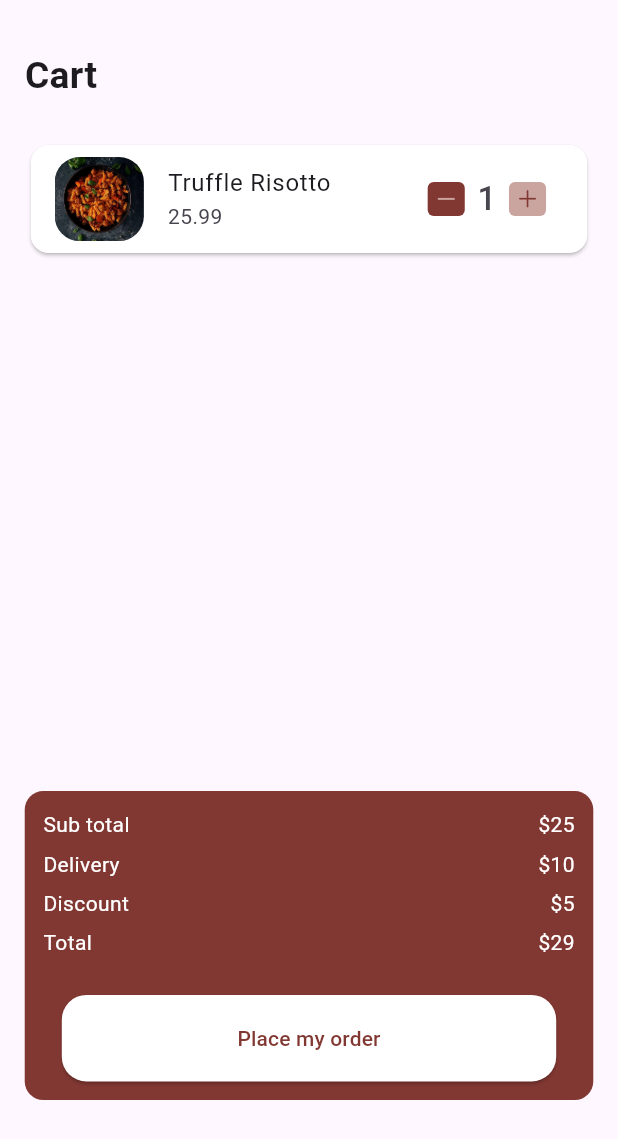
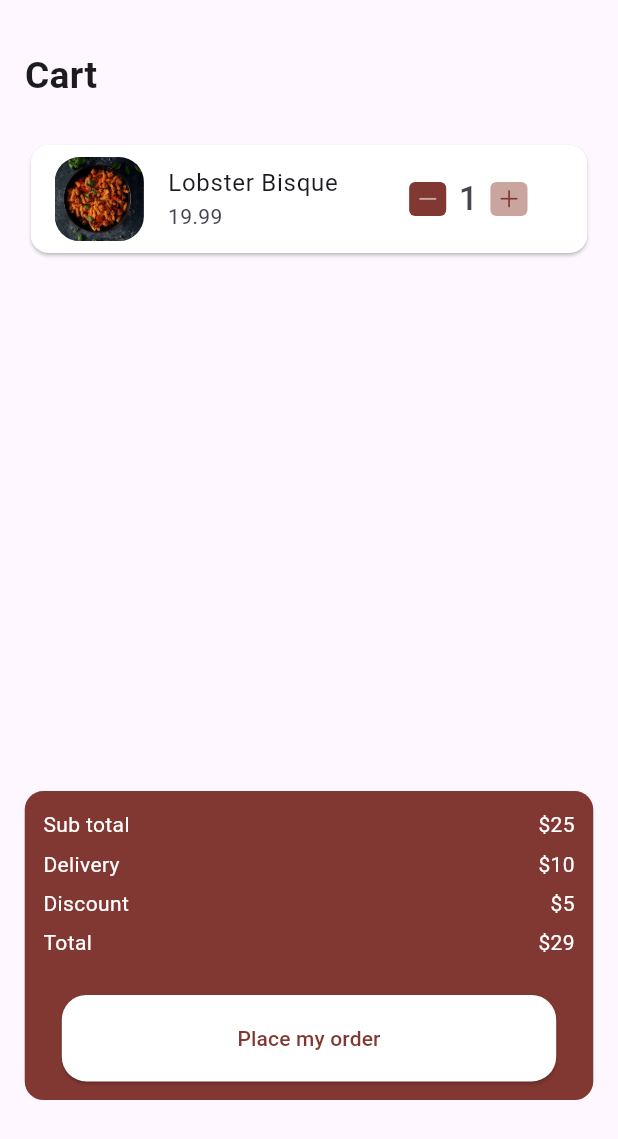
Before and after one commit to LeenAlsous/restaurants_ui, a Flutter app: the CartPage screen opened directly, on a phone screen of 412 x 824 dp. Shown: the top 1139 px of the screen. Run offline on Flutter 3.47's test engine with Material 3 defaults, Android fonts, the phone set to English and light mode, and no system bars; our stand-ins replace flutter_secure_storage, persistent_bottom_nav_bar_v2, shared_preferences, sizer; accounts and stored records are empty.

Commit message:
fix: shared prefernces ids collision error

```diff
--- a/lib/dummy_data/restaurants_dummy_info.dart
+++ b/lib/dummy_data/restaurants_dummy_info.dart
@@ -11,12 +11,12 @@ const restaurants = [
     rating: '4.8',
     tag: 'Fresh',
     items: [
-      MenuItem('1', 'Truffle Risotto', '25.99', 'assets/pasta.jpeg'),
-      MenuItem('2', 'Filet Mignon', '39.99', 'assets/pasta.jpeg'),
-      MenuItem('3', 'Lobster Bisque', '19.99', 'assets/pasta.jpeg'),
-      MenuItem('4', 'Duck Confit', '28.99', 'assets/pasta.jpeg'),
-      MenuItem('5', 'Chocolate Soufflé', '12.99', 'assets/pasta.jpeg'),
-      MenuItem('6', 'Wine Pairing', '15.99', 'assets/pasta.jpeg'),
+      MenuItem('1.1', 'Truffle Risotto', '25.99', 'assets/pasta.jpeg'),
+      MenuItem('1.2', 'Filet Mignon', '39.99', 'assets/pasta.jpeg'),
+      MenuItem('1.3', 'Lobster Bisque', '19.99', 'assets/pasta.jpeg'),
+      MenuItem('1.4', 'Duck Confit', '28.99', 'assets/pasta.jpeg'),
+      MenuItem('1.5', 'Chocolate Soufflé', '12.99', 'assets/pasta.jpeg'),
+      MenuItem('1.6', 'Wine Pairing', '15.99', 'assets/pasta.jpeg'),
     ],
   ),
   RestaurantInfo(
@@ -28,12 +28,12 @@ const restaurants = [
     rating: '4.5',
     tag: 'Popular',
     items: [
-      MenuItem('1', 'Margherita Pizza', '14.99', 'assets/pasta.jpeg'),
-      MenuItem('2', 'Pepperoni Pizza', '16.99', 'assets/pasta.jpeg'),
-      MenuItem('3', 'BBQ Chicken Pizza', '18.99', 'assets/pasta.jpeg'),
-      MenuItem('4', 'Veggie Supreme Pizza', '15.99', 'assets/pasta.jpeg'),
-      MenuItem('5', 'Hawaiian Pizza', '17.99', 'assets/pasta.jpeg'),
-      MenuItem('6', 'Cheese Breadsticks', '8.99', 'assets/pasta.jpeg'),
+      MenuItem('2.1', 'Margherita Pizza', '14.99', 'assets/pasta.jpeg'),
+      MenuItem('2.2', 'Pepperoni Pizza', '16.99', 'assets/pasta.jpeg'),
+      MenuItem('2.3', 'BBQ Chicken Pizza', '18.99', 'assets/pasta.jpeg'),
+      MenuItem('2.4', 'Veggie Supreme Pizza', '15.99', 'assets/pasta.jpeg'),
+      MenuItem('2.5', 'Hawaiian Pizza', '17.99', 'assets/pasta.jpeg'),
+      MenuItem('2.6', 'Cheese Breadsticks', '8.99', 'assets/pasta.jpeg'),
     ],
   ),
   RestaurantInfo(
@@ -45,12 +45,12 @@ const restaurants = [
     rating: '4.7',
     tag: 'Japanese',
     items: [
-      MenuItem('1', 'California Roll', '12.99', 'assets/pasta.jpeg'),
-      MenuItem('2', 'Spicy Tuna Roll', '14.99', 'assets/pasta.jpeg'),
-      MenuItem('3', 'Dragon Roll', '16.99', 'assets/pasta.jpeg'),
-      MenuItem('4', 'Salmon Sashimi', '19.99', 'assets/pasta.jpeg'),
-      MenuItem('5', 'Miso Soup', '5.99', 'assets/pasta.jpeg'),
-      MenuItem('6', 'Green Tea Ice Cream', '6.99', 'assets/pasta.jpeg'),
+      MenuItem('3.1', 'California Roll', '12.99', 'assets/pasta.jpeg'),
+      MenuItem('3.2', 'Spicy Tuna Roll', '14.99', 'assets/pasta.jpeg'),
+      MenuItem('3.3', 'Dragon Roll', '16.99', 'assets/pasta.jpeg'),
+      MenuItem('3.4', 'Salmon Sashimi', '19.99', 'assets/pasta.jpeg'),
+      MenuItem('3.5', 'Miso Soup', '5.99', 'assets/pasta.jpeg'),
+      MenuItem('3.6', 'Green Tea Ice Cream', '6.99', 'assets/pasta.jpeg'),
     ],
   ),
   RestaurantInfo(
@@ -62,12 +62,12 @@ const restaurants = [
     rating: '4.4',
     tag: 'Vegan',
     items: [
-      MenuItem('1', 'Grilled Vegetable Platter', '13.99', 'assets/pasta.jpeg'),
-      MenuItem('2', 'Vegan Burger', '11.99', 'assets/pasta.jpeg'),
-      MenuItem('3', 'Quinoa Salad', '10.99', 'assets/pasta.jpeg'),
-      MenuItem('4', 'Stuffed Peppers', '12.99', 'assets/pasta.jpeg'),
-      MenuItem('5', 'Vegan Chocolate Cake', '7.99', 'assets/pasta.jpeg'),
-      MenuItem('6', 'Fresh Juice', '5.99', 'assets/pasta.jpeg'),
+      MenuItem('4.1', 'Grilled Vegetable Platter', '13.99', 'assets/pasta.jpeg'),
+      MenuItem('4.2', 'Vegan Burger', '11.99', 'assets/pasta.jpeg'),
+      MenuItem('4.3', 'Quinoa Salad', '10.99', 'assets/pasta.jpeg'),
+      MenuItem('4.4', 'Stuffed Peppers', '12.99', 'assets/pasta.jpeg'),
+      MenuItem('4.5', 'Vegan Chocolate Cake', '7.99', 'assets/pasta.jpeg'),
+      MenuItem('4.6', 'Fresh Juice', '5.99', 'assets/pasta.jpeg'),
     ],
   ),
   RestaurantInfo(
@@ -79,12 +79,12 @@ const restaurants = [
     rating: '4.3',
     tag: 'Mexican',
     items: [
-      MenuItem('1', 'Chicken Taco', '3.99', 'assets/pasta.jpeg'),
-      MenuItem('2', 'Beef Taco', '4.49', 'assets/pasta.jpeg'),
-      MenuItem('3', 'Fish Taco', '4.99', 'assets/pasta.jpeg'),
-      MenuItem('4', 'Vegetarian Taco', '3.99', 'assets/pasta.jpeg'),
-      MenuItem('5', 'Churros', '5.49', 'assets/pasta.jpeg'),
-      MenuItem('6', 'Margarita', '7.99', 'assets/pasta.jpeg'),
+      MenuItem('5.1', 'Chicken Taco', '3.99', 'assets/pasta.jpeg'),
+      MenuItem('5.2', 'Beef Taco', '4.49', 'assets/pasta.jpeg'),
+      MenuItem('5.3', 'Fish Taco', '4.99', 'assets/pasta.jpeg'),
+      MenuItem('5.4', 'Vegetarian Taco', '3.99', 'assets/pasta.jpeg'),
+      MenuItem('5.5', 'Churros', '5.49', 'assets/pasta.jpeg'),
+      MenuItem('5.6', 'Margarita', '7.99', 'assets/pasta.jpeg'),
     ],
   ),
   RestaurantInfo(
@@ -96,12 +96,12 @@ const restaurants = [
     rating: '4.7',
     tag: 'Italian',
     items: [
-      MenuItem('1', 'Spaghetti Carbonara', '14.99', 'assets/pasta.jpeg'),
-      MenuItem('2', 'Fettuccine Alfredo', '13.99', 'assets/pasta.jpeg'),
-      MenuItem('3', 'Lasagna', '16.99', 'assets/pasta.jpeg'),
-      MenuItem('4', 'Pesto Penne', '13.99', 'assets/pasta.jpeg'),
-      MenuItem('5', 'Garlic Bread', '6.99', 'assets/pasta.jpeg'),
-      MenuItem('6', 'Tiramisu', '8.99', 'assets/pasta.jpeg'),
+      MenuItem('6.1', 'Spaghetti Carbonara', '14.99', 'assets/pasta.jpeg'),
+      MenuItem('6.2', 'Fettuccine Alfredo', '13.99', 'assets/pasta.jpeg'),
+      MenuItem('6.3', 'Lasagna', '16.99', 'assets/pasta.jpeg'),
+      MenuItem('6.4', 'Pesto Penne', '13.99', 'assets/pasta.jpeg'),
+      MenuItem('6.5', 'Garlic Bread', '6.99', 'assets/pasta.jpeg'),
+      MenuItem('6.6', 'Tiramisu', '8.99', 'assets/pasta.jpeg'),
     ],
   ),
   RestaurantInfo(
@@ -113,12 +113,12 @@ const restaurants = [
     rating: '4.9',
     tag: 'Bakery',
     items: [
-      MenuItem('1', 'Croissant', '2.99', 'assets/pasta.jpeg'),
-      MenuItem('2', 'Chocolate Chip Cookie', '1.49', 'assets/pasta.jpeg'),
-      MenuItem('3', 'Blueberry Muffin', '2.49', 'assets/pasta.jpeg'),
-      MenuItem('4', 'Cinnamon Roll', '3.49', 'assets/pasta.jpeg'),
-      MenuItem('5', 'Red Velvet Cupcake', '2.99', 'assets/pasta.jpeg'),
-      MenuItem('6', 'Cheesecake Slice', '4.99', 'assets/pasta.jpeg'),
+      MenuItem('7.1', 'Croissant', '2.99', 'assets/pasta.jpeg'),
+      MenuItem('7.2', 'Chocolate Chip Cookie', '1.49', 'assets/pasta.jpeg'),
+      MenuItem('7.3', 'Blueberry Muffin', '2.49', 'assets/pasta.jpeg'),
+      MenuItem('7.4', 'Cinnamon Roll', '3.49', 'assets/pasta.jpeg'),
+      MenuItem('7.5', 'Red Velvet Cupcake', '2.99', 'assets/pasta.jpeg'),
+      MenuItem('7.6', 'Cheesecake Slice', '4.99', 'assets/pasta.jpeg'),
     ],
   ),
 ];
--- a/lib/presentation/views/cart.dart
+++ b/lib/presentation/views/cart.dart
@@ -18,22 +18,22 @@ class _CartPageState extends State<CartPage> {
   @override
   void initState() {
     super.initState();
-    quantity = pref.getQuantity(restaurants[0].items[0].id);
+    quantity = pref.getQuantity(restaurants[0].items[2].id);
   }
 
   void increment() async {
-    int current = await pref.getQuantity(restaurants[0].items[0].id);
+    int current = await pref.getQuantity(restaurants[0].items[2].id);
     setState(() {
-      pref.setQuantity(restaurants[0].items[0].id, current + 1);
+      pref.setQuantity(restaurants[0].items[2].id, current + 1);
       quantity = Future.value(current + 1);
     });
   }
 
   void decrement() async {
-    int current = await pref.getQuantity(restaurants[0].items[0].id);
+    int current = await pref.getQuantity(restaurants[0].items[2].id);
     if (current > 1) {
       setState(() {
-        pref.setQuantity(restaurants[0].items[0].id, current - 1);
+        pref.setQuantity(restaurants[0].items[2].id, current - 1);
         quantity = Future.value(current - 1);
       });
     }
@@ -59,13 +59,13 @@ class _CartPageState extends State<CartPage> {
             Card(
               color: Colors.white,
               child: ListTile(
-                title: Text(restaurants[0].items[0].item),
-                subtitle: Text(restaurants[0].items[0].price),
+                title: Text(restaurants[0].items[2].item),
+                subtitle: Text(restaurants[0].items[2].price),
                 leading: ClipRRect(
                     borderRadius: BorderRadius.circular(4.w),
-                    child: Image.asset(restaurants[0].items[0].image)),
+                    child: Image.asset(restaurants[0].items[2].image)),
                 trailing: SizedBox(
-                  width: 20.w,
+                  width: 23.w,
                   child: Row(
                     children: [
                       GestureDetector(
--- a/lib/presentation/views/restaurant.dart
+++ b/lib/presentation/views/restaurant.dart
@@ -73,9 +73,7 @@ class _RestaurantPageState extends State<RestaurantPage> {
                                 child: Text(
                               widget.restaurant.tag,
                               style: TextStyle(
-                                      color: Theme
-                                          .of(context)
-                                          .primaryColor,
+                                  color: Theme.of(context).primaryColor,
                                   fontWeight: FontWeight.bold,
                                   fontSize: 12.sp),
                             )),
@@ -89,9 +87,7 @@ class _RestaurantPageState extends State<RestaurantPage> {
                                     MaterialStatePropertyAll(CircleBorder())),
                             onPressed: () {},
                             icon: Icon(Icons.location_on,
-                                color: Theme
-                                    .of(context)
-                                    .primaryColor,
+                                color: Theme.of(context).primaryColor,
                                 size: 25.sp),
                           ),
                           SizedBox(
@@ -105,29 +101,39 @@ class _RestaurantPageState extends State<RestaurantPage> {
                                       MaterialStatePropertyAll(CircleBorder())),
                               icon: FutureBuilder<bool>(
                                 future: pref.getFavorite(widget.restaurant.id),
-                                builder: (context, snapshot){
-                                  if(snapshot.connectionState == ConnectionState.waiting){
+                                builder: (context, snapshot) {
+                                  if (snapshot.connectionState ==
+                                      ConnectionState.waiting) {
                                     return Container();
-                                  } else{
-                                    if(snapshot.hasData && snapshot.data != false){
-                                      return Icon(Icons.favorite, color: Theme.of(context).primaryColor, size: 25.sp,);
-                                    }else{
-                                      return Icon(Icons.favorite_border_rounded, color: Theme.of(context).primaryColor, size: 25.sp,);
+                                  } else {
+                                    if (snapshot.hasData &&
+                                        snapshot.data != false) {
+                                      return Icon(
+                                        Icons.favorite,
+                                        color: Theme.of(context).primaryColor,
+                                        size: 25.sp,
+                                      );
+                                    } else {
+                                      return Icon(
+                                        Icons.favorite_border_rounded,
+                                        color: Theme.of(context).primaryColor,
+                                        size: 25.sp,
+                                      );
                                     }
                                   }
                                 },
                               ),
                               onPressed: () async {
-                                if (await pref.getFavorite(widget.restaurant.id.toString()) == true) {
+                                if (await pref
+                                    .getFavorite(widget.restaurant.id) ==
+                                    true) {
                                   print("test1");
                                   pref.removeFavorite(widget.restaurant.id);
                                 } else {
                                   print("test2");
-                                  pref.setFavorite(widget.restaurant.id.toString());
+                                  pref.setFavorite(widget.restaurant.id);
                                 }
-
-                                setState(() {
-                                });
+                                setState(() {});
                               }),
                         ],
                       ),
@@ -187,8 +193,7 @@ class _RestaurantPageState extends State<RestaurantPage> {
                           height: 25.h,
                           child: ListView.builder(
                             scrollDirection: Axis.horizontal,
-                            itemBuilder: (context, index) =>
-                                CustomContainer(
+                            itemBuilder: (context, index) => CustomContainer(
                               detail: widget.restaurant.items[index],
                             ),
                             itemCount: widget.restaurant.items.length,
@@ -204,8 +209,7 @@ class _RestaurantPageState extends State<RestaurantPage> {
                         height: 10.h,
                         child: ListView.builder(
                           scrollDirection: Axis.horizontal,
-                          itemBuilder: (context, index) =>
-                              Row(
+                          itemBuilder: (context, index) => Row(
                             children: [
                               Image.asset(
                                 users[index].profileImage,
@@ -213,8 +217,7 @@ class _RestaurantPageState extends State<RestaurantPage> {
                                 width: 10.h,
                               ),
                               Column(
-                                    crossAxisAlignment: CrossAxisAlignment
-                                        .start,
+                                crossAxisAlignment: CrossAxisAlignment.start,
                                 mainAxisAlignment: MainAxisAlignment.center,
                                 children: [
                                   Text(users[index].name),
```
Also changed, not shown: 2 other files. Lines whose indentation alone changed are shown as unchanged.
